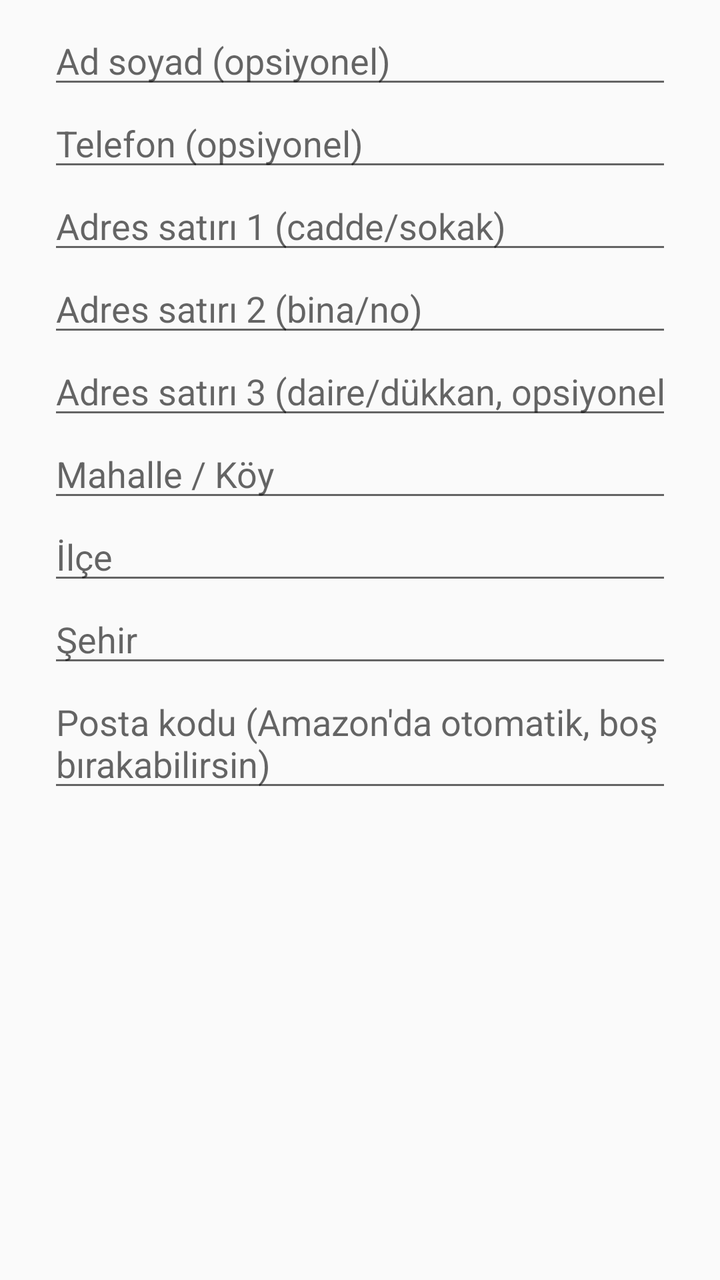
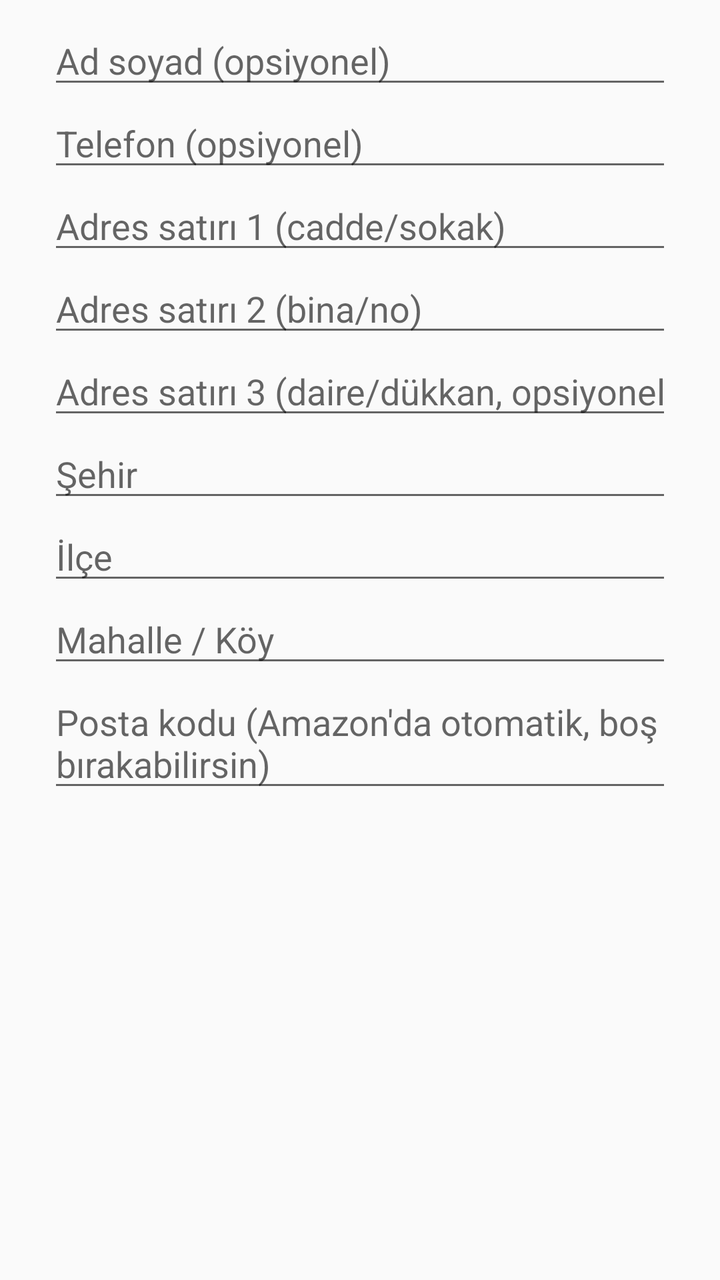

The first picture is an Android layout as it rendered before a commit; the second is the same layout after the commit. The layout source and the unified diff follow.
<!-- AndroidManifest.xml: application theme AppTheme -->
<!-- res/layout/dialog_add_address.xml -->
<?xml version="1.0" encoding="utf-8"?>
<ScrollView xmlns:android="http://schemas.android.com/apk/res/android"
    android:layout_width="match_parent"
    android:layout_height="wrap_content">

    <LinearLayout
        android:layout_width="match_parent"
        android:layout_height="wrap_content"
        android:orientation="vertical"
        android:paddingStart="24dp"
        android:paddingTop="8dp"
        android:paddingEnd="24dp">

        <EditText
            android:id="@+id/fullNameInput"
            android:layout_width="match_parent"
            android:layout_height="wrap_content"
            android:hint="@string/addr_full_name"
            android:importantForAutofill="no"
            android:inputType="textPersonName|textCapWords" />

        <EditText
            android:id="@+id/phoneInput"
            android:layout_width="match_parent"
            android:layout_height="wrap_content"
            android:hint="@string/addr_phone"
            android:importantForAutofill="no"
            android:inputType="phone" />

        <EditText
            android:id="@+id/line1Input"
            android:layout_width="match_parent"
            android:layout_height="wrap_content"
            android:hint="@string/addr_line1"
            android:importantForAutofill="no"
            android:inputType="textPostalAddress|textCapWords" />

        <EditText
            android:id="@+id/line2Input"
            android:layout_width="match_parent"
            android:layout_height="wrap_content"
            android:hint="@string/addr_line2"
            android:importantForAutofill="no"
            android:inputType="textPostalAddress|textCapWords" />

        <EditText
            android:id="@+id/line3Input"
            android:layout_width="match_parent"
            android:layout_height="wrap_content"
            android:hint="@string/addr_line3"
            android:importantForAutofill="no"
            android:inputType="textPostalAddress|textCapWords" />

        <EditText
            android:id="@+id/mahalleInput"
            android:layout_width="match_parent"
            android:layout_height="wrap_content"
            android:hint="@string/addr_mahalle"
            android:importantForAutofill="no"
            android:inputType="text|textCapWords" />

        <EditText
            android:id="@+id/districtInput"
            android:layout_width="match_parent"
            android:layout_height="wrap_content"
            android:hint="@string/addr_district"
            android:importantForAutofill="no"
            android:inputType="text|textCapWords" />

        <EditText
            android:id="@+id/cityInput"
            android:layout_width="match_parent"
            android:layout_height="wrap_content"
            android:hint="@string/addr_city"
            android:importantForAutofill="no"
            android:inputType="text|textCapWords" />

        <EditText
            android:id="@+id/postalInput"
            android:layout_width="match_parent"
            android:layout_height="wrap_content"
            android:digits="0123456789"
            android:hint="@string/addr_postal"
            android:importantForAutofill="no"
            android:inputType="number"
            android:maxLength="5" />
    </LinearLayout>
</ScrollView>
<!-- resources referenced by this layout -->
<resources>
  <string name="addr_city">Şehir</string>
  <string name="addr_district">İlçe</string>
  <string name="addr_full_name">Ad soyad (opsiyonel)</string>
  <string name="addr_line1">Adres satırı 1 (cadde/sokak)</string>
  <string name="addr_line2">Adres satırı 2 (bina/no)</string>
  <string name="addr_line3">Adres satırı 3 (daire/dükkan, opsiyonel)</string>
  <string name="addr_mahalle">Mahalle / Köy</string>
  <string name="addr_phone">Telefon (opsiyonel)</string>
  <string name="addr_postal">Posta kodu (Amazon\'da otomatik, boş bırakabilirsin)</string>
  <style name="AppTheme" parent="android:Theme.Material.Light.DarkActionBar">
          <item name="android:colorPrimary">@color/brand</item>
          <item name="android:colorPrimaryDark">@color/brand_dark</item>
          <item name="android:colorAccent">@color/brand</item>
      </style>
  <color name="brand">#FF1F6FEB</color>
  <color name="brand_dark">#FF0B4FB8</color>
</resources>

<!-- the commit's change to res/layout/dialog_add_address.xml (unified diff, before → after) -->
@@ -52,10 +52,10 @@
             android:inputType="textPostalAddress|textCapWords" />
 
         <EditText
-            android:id="@+id/mahalleInput"
+            android:id="@+id/cityInput"
             android:layout_width="match_parent"
             android:layout_height="wrap_content"
-            android:hint="@string/addr_mahalle"
+            android:hint="@string/addr_city"
             android:importantForAutofill="no"
             android:inputType="text|textCapWords" />
 
@@ -68,10 +68,10 @@
             android:inputType="text|textCapWords" />
 
         <EditText
-            android:id="@+id/cityInput"
+            android:id="@+id/mahalleInput"
             android:layout_width="match_parent"
             android:layout_height="wrap_content"
-            android:hint="@string/addr_city"
+            android:hint="@string/addr_mahalle"
             android:importantForAutofill="no"
             android:inputType="text|textCapWords" />
 
